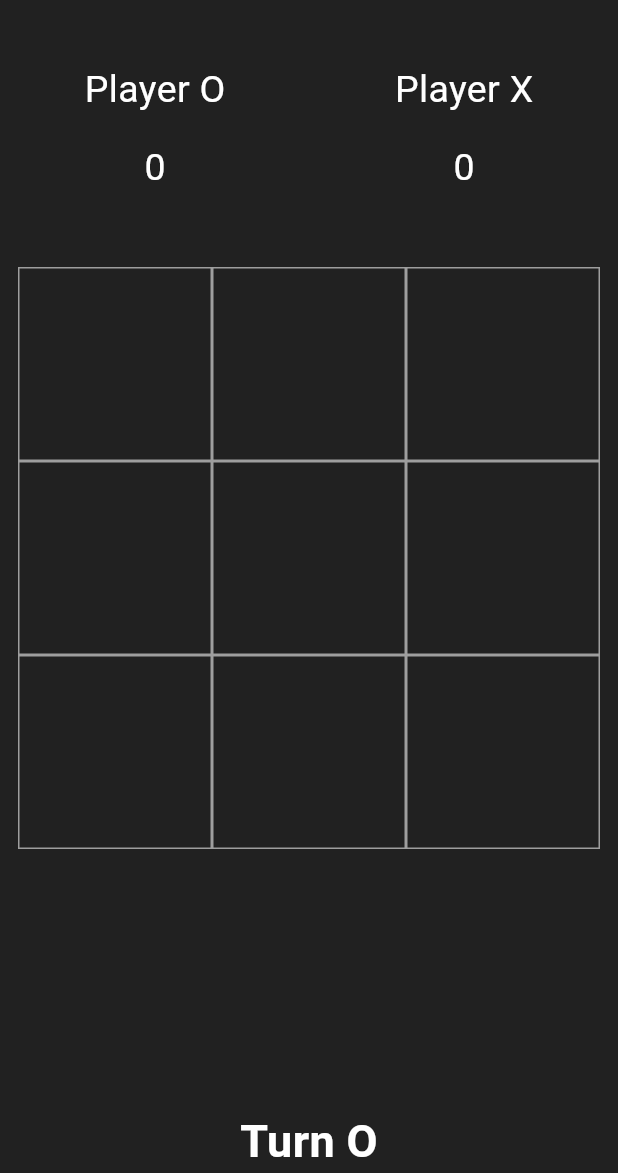
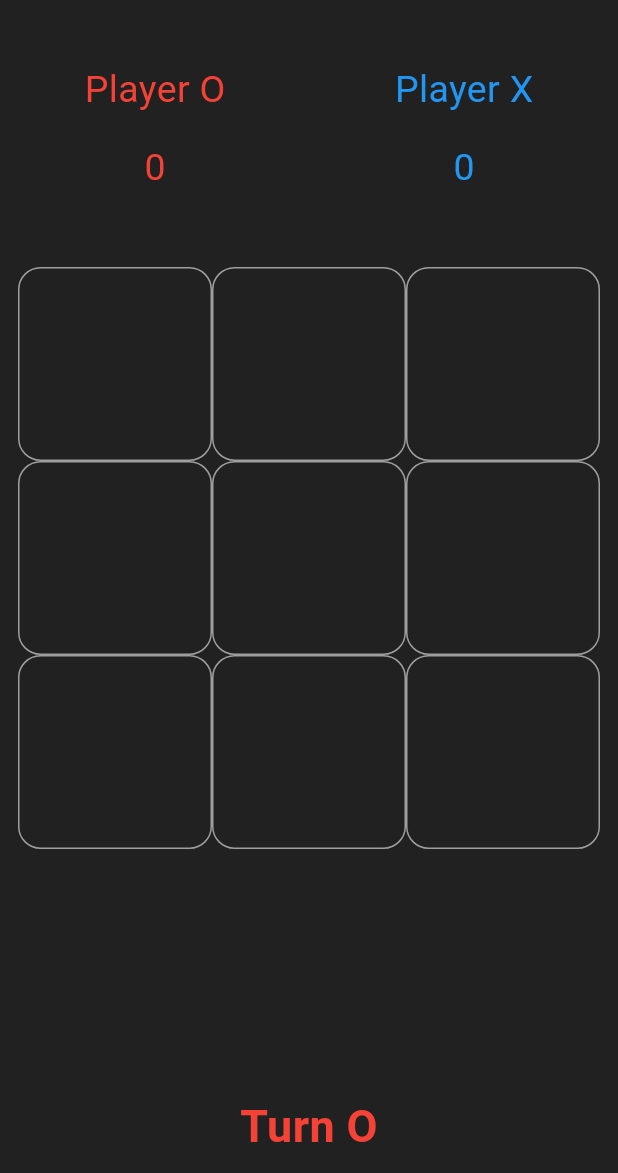
Before and after one commit to BehyKhani/tic_tac_toe, a Flutter app: the screen it shows after launch, on a phone screen of 412 x 824 dp, the part 63-1236 px from its top. Run offline on Flutter 3.47's test engine with Material 2 defaults, Android fonts, the phone set to English and light mode, and no system bars.

Commit message:
Making some changes to the user interface

```diff
--- a/lib/screens/main_screen.dart
+++ b/lib/screens/main_screen.dart
@@ -57,11 +57,16 @@ class _MainScreenState extends State<MainScreen> {
         ));
   }
 
-  Text getTurn() {
-    return Text(
-      isTurnO ? "Turn O" : "Turn X",
-      style: const TextStyle(
-          color: Colors.white, fontSize: 30, fontWeight: FontWeight.bold),
+  Widget getTurn() {
+    return Padding(
+      padding: const EdgeInsets.only(bottom: 10),
+      child: Text(
+        isTurnO ? "Turn O" : "Turn X",
+        style: TextStyle(
+            color: isTurnO ? Colors.red : Colors.blue,
+            fontSize: 30,
+            fontWeight: FontWeight.bold),
+      ),
     );
   }
 
@@ -106,14 +111,15 @@ class _MainScreenState extends State<MainScreen> {
                 child: Container(
                   height: 100,
                   width: 100,
-                  decoration:
-                      BoxDecoration(border: Border.all(color: Colors.grey)),
+                  decoration: BoxDecoration(
+                      border: Border.all(color: Colors.grey),
+                      borderRadius: BorderRadius.circular(15)),
                   child: Center(
                       child: Text(
                     xOrOList[index],
                     style: TextStyle(
                         color:
-                            xOrOList[index] == "X" ? Colors.white : Colors.red,
+                            xOrOList[index] == "X" ? Colors.blue : Colors.red,
                         fontSize: 50,
                         fontWeight: FontWeight.bold),
                   )),
@@ -233,14 +239,14 @@ class _MainScreenState extends State<MainScreen> {
             padding: EdgeInsets.all(8.0),
             child: Text(
               "Player O",
-              style: TextStyle(color: Colors.white, fontSize: 25),
+              style: TextStyle(color: Colors.red, fontSize: 25),
             ),
           ),
           Padding(
             padding: const EdgeInsets.all(8.0),
             child: Text(
               scoreO.toString(),
-              style: const TextStyle(color: Colors.white, fontSize: 25),
+              style: const TextStyle(color: Colors.red, fontSize: 25),
             ),
           )
         ]),
@@ -249,14 +255,14 @@ class _MainScreenState extends State<MainScreen> {
             padding: EdgeInsets.all(8.0),
             child: Text(
               "Player X",
-              style: TextStyle(color: Colors.white, fontSize: 25),
+              style: TextStyle(color: Colors.blue, fontSize: 25),
             ),
           ),
           Padding(
             padding: const EdgeInsets.all(8.0),
             child: Text(
               scoreX.toString(),
-              style: const TextStyle(color: Colors.white, fontSize: 25),
+              style: const TextStyle(color: Colors.blue, fontSize: 25),
             ),
           )
         ]),
```
